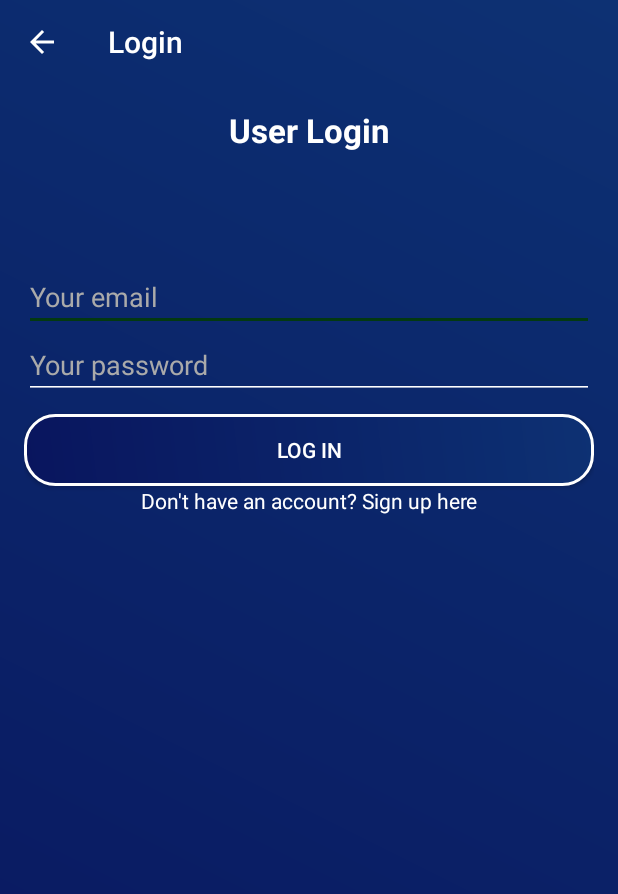
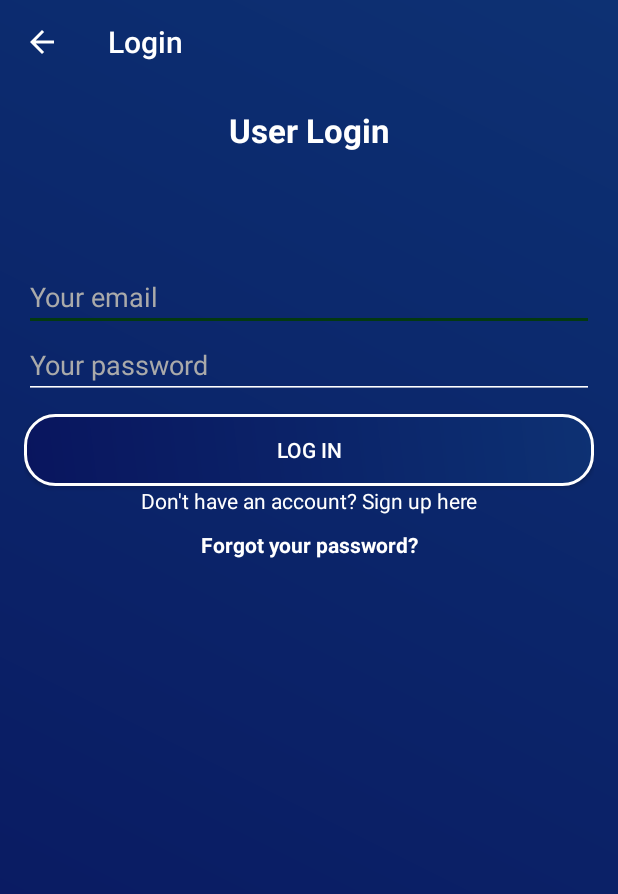
Before and after one commit to ahmadsemrin/ChillAndChat, an Android app: the LoginActivity screen opened directly, with no data from a screen before it, on a phone screen of 412 x 824 dp. Shown: the top 894 px of the screen. Run offline under Robolectric (Android 15) with nearby library versions, the phone set to English and light mode, and no system bars; our stand-ins replace Firebase (no records; nobody signed in at launch, a user with empty details on screens opened directly); 1 statement that could not run was skipped.

Commit message:
Chill & Chat 0.11: Reset password.

```diff
--- a/app/src/main/AndroidManifest.xml
+++ b/app/src/main/AndroidManifest.xml
@@ -30,6 +30,10 @@
         </activity>
         <activity android:name=".activity.MessageActivity">
         </activity>
+        <activity
+                android:name=".activity.ResetPasswordActivity"
+                android:parentActivityName=".activity.LoginActivity">
+        </activity>
     </application>
 
 </manifest>
--- a/app/src/main/java/com/atypon/asemrin/chillchat/activity/LoginActivity.java
+++ b/app/src/main/java/com/atypon/asemrin/chillchat/activity/LoginActivity.java
@@ -7,6 +7,7 @@ import android.support.v7.app.AppCompatActivity;
 import android.os.Bundle;
 import android.support.v7.widget.Toolbar;
 import android.text.TextUtils;
+import android.util.Log;
 import android.view.View;
 import android.widget.*;
 import com.atypon.asemrin.chillchat.R;
@@ -21,6 +22,7 @@ public class LoginActivity extends AppCompatActivity implements View.OnClickList
     private EditText editTextEmail;
     private EditText editTextPassword;
     private TextView textViewSignUp;
+    private TextView textViewForgotPassword;
 
     private FirebaseAuth firebaseAuth;
 
@@ -48,9 +50,11 @@ public class LoginActivity extends AppCompatActivity implements View.OnClickList
         editTextEmail = findViewById(R.id.textViewEmail);
         editTextPassword = findViewById(R.id.editTextPassword);
         textViewSignUp = findViewById(R.id.textViewSignUp);
+        textViewForgotPassword = findViewById(R.id.textViewForgot);
 
         buttonRegister.setOnClickListener(this);
         textViewSignUp.setOnClickListener(this);
+        textViewForgotPassword.setOnClickListener(this);
     }
 
     @Override
@@ -61,6 +65,10 @@ public class LoginActivity extends AppCompatActivity implements View.OnClickList
 
         if (view == textViewSignUp) {
             startActivity(new Intent(getApplicationContext(), SignUpActivity.class));
+        }
+
+        if (view == textViewForgotPassword) {
+            startActivity(new Intent(LoginActivity.this, ResetPasswordActivity.class));
         }
     }
 
--- a/app/src/main/res/layout/activity_login.xml
+++ b/app/src/main/res/layout/activity_login.xml
@@ -65,6 +65,17 @@
                 android:textAlignment="center"
                 android:textColor="@android:color/white" />
 
+        <TextView
+                android:layout_width="wrap_content"
+                android:layout_height="wrap_content"
+                android:id="@+id/textViewForgot"
+                android:text="Forgot your password?"
+                android:textStyle="bold"
+                android:textColor="@android:color/white"
+                android:gravity="center"
+                android:layout_gravity="center"
+                android:layout_marginTop="10dp" />
+
     </LinearLayout>
 
 </LinearLayout>
```
Also changed, not shown: app/src/main/java/com/atypon/asemrin/chillchat/activity/ResetPasswordActivity.java (added, +65 -0 lines), app/src/main/res/layout/activity_reset_password.xml (added, +50 -0 lines).
